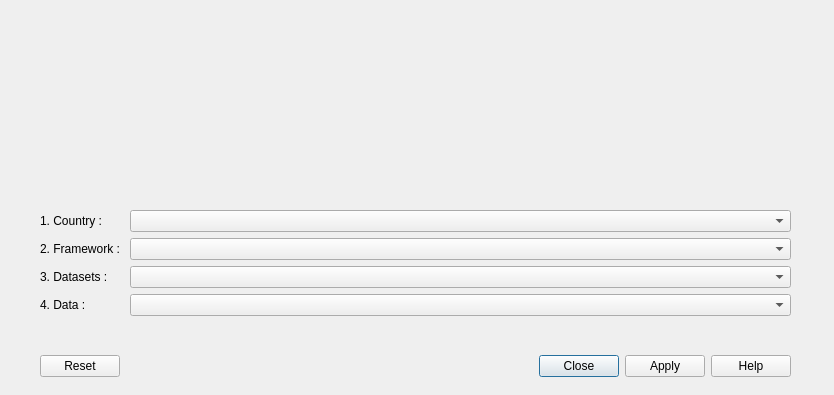
First picture: the form in popgis_dialog_base.ui, repository sopac/popgis-plugin, before the edit.
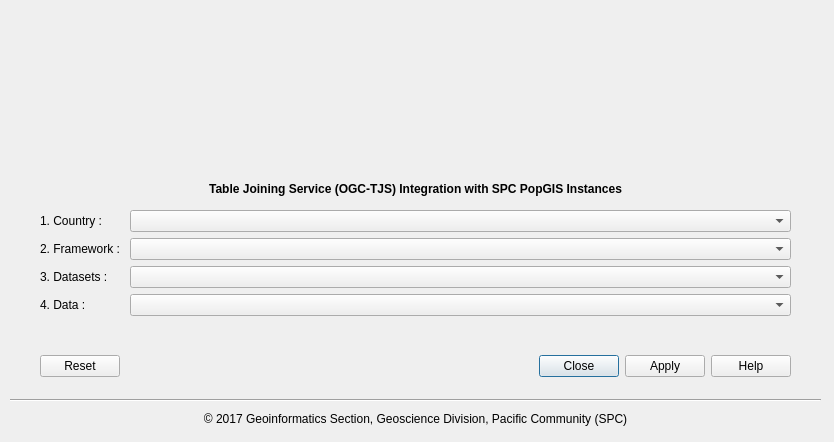
Second picture: the form after the edit. Icons and pictures are not drawn.

The edit to the form file:
```diff
--- a/popgis_dialog_base.ui
+++ b/popgis_dialog_base.ui
@@ -7,7 +7,7 @@
     <x>0</x>
     <y>0</y>
     <width>834</width>
-    <height>395</height>
+    <height>442</height>
    </rect>
   </property>
   <property name="windowTitle">
@@ -95,7 +95,7 @@
    <property name="geometry">
     <rect>
      <x>230</x>
-     <y>10</y>
+     <y>0</y>
      <width>391</width>
      <height>181</height>
     </rect>
@@ -113,6 +113,57 @@
     <bool>true</bool>
    </property>
   </widget>
+  <widget class="QLabel" name="label_2">
+   <property name="geometry">
+    <rect>
+     <x>40</x>
+     <y>410</y>
+     <width>751</width>
+     <height>17</height>
+    </rect>
+   </property>
+   <property name="text">
+    <string>© 2017 Geoinformatics Section, Geoscience Division, Pacific Community (SPC)</string>
+   </property>
+   <property name="alignment">
+    <set>Qt::AlignCenter</set>
+   </property>
+  </widget>
+  <widget class="Line" name="line">
+   <property name="geometry">
+    <rect>
+     <x>10</x>
+     <y>390</y>
+     <width>811</width>
+     <height>20</height>
+    </rect>
+   </property>
+   <property name="orientation">
+    <enum>Qt::Horizontal</enum>
+   </property>
+  </widget>
+  <widget class="QLabel" name="label_3">
+   <property name="geometry">
+    <rect>
+     <x>40</x>
+     <y>180</y>
+     <width>751</width>
+     <height>17</height>
+    </rect>
+   </property>
+   <property name="font">
+    <font>
+     <weight>75</weight>
+     <bold>true</bold>
+    </font>
+   </property>
+   <property name="text">
+    <string>Table Joining Service (OGC-TJS) Integration with SPC PopGIS Instances</string>
+   </property>
+   <property name="alignment">
+    <set>Qt::AlignCenter</set>
+   </property>
+  </widget>
  </widget>
  <resources>
   
```
Left out of the diff: 3 changed lines with no effect on the pictures.
